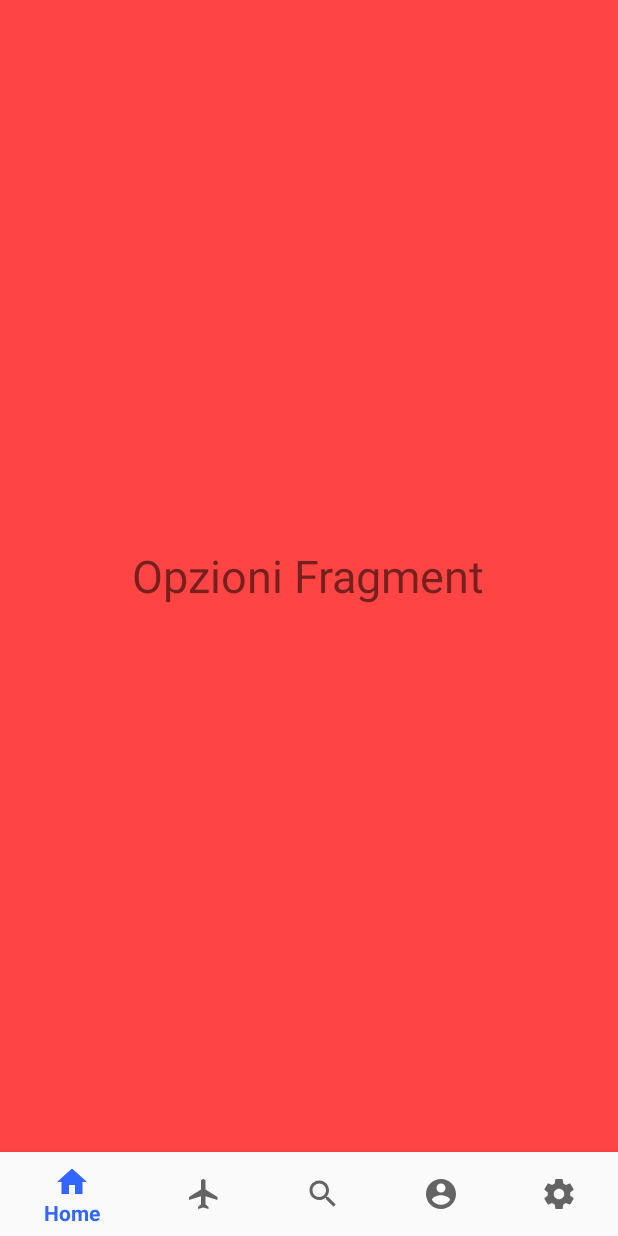
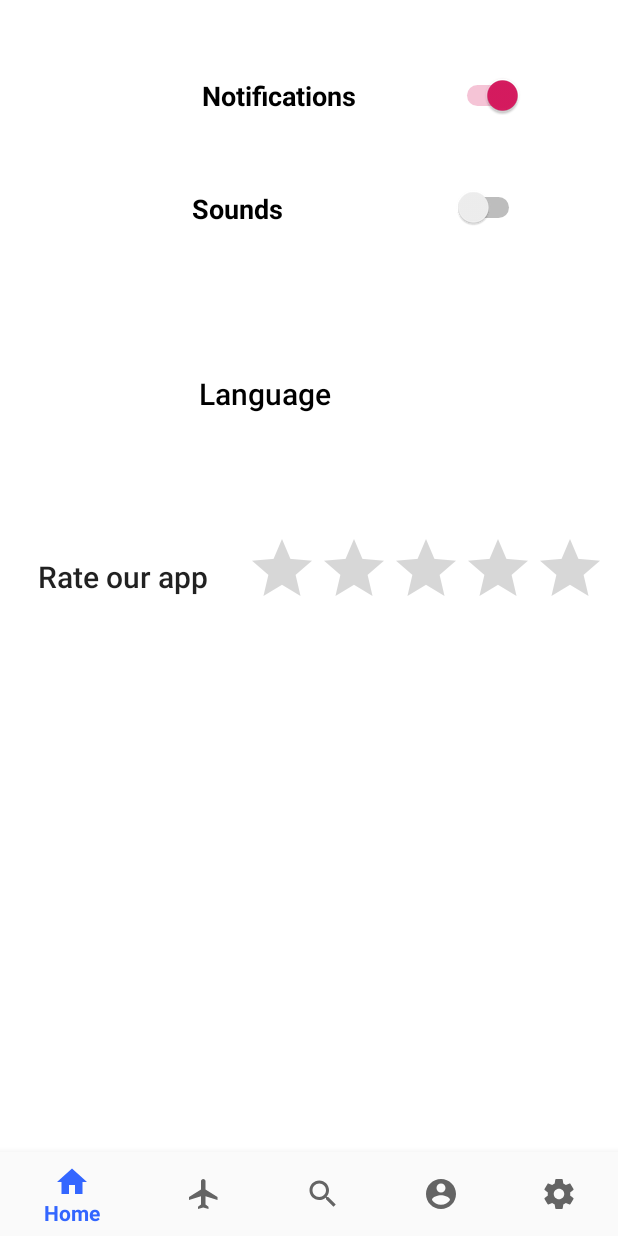
Before and after one commit to PumpkinSoftware/TravelMate, an Android app: the fragment OpzioniFragment placed in its activity, on a phone screen of 412 x 824 dp. Run offline under Robolectric (Android 15) with nearby library versions, the phone set to English and light mode, and no system bars.

Commit message:
Add switch buttons for notifications & Sounds, Add rate our app

```diff
--- a/App/app/src/main/res/layout/fragment_opzioni.xml
+++ b/App/app/src/main/res/layout/fragment_opzioni.xml
@@ -1,14 +1,123 @@
 <?xml version="1.0" encoding="utf-8"?>
-<RelativeLayout xmlns:android="http://schemas.android.com/apk/res/android"
+<android.support.constraint.ConstraintLayout xmlns:android="http://schemas.android.com/apk/res/android"
+    xmlns:app="http://schemas.android.com/apk/res-auto"
+    xmlns:tools="http://schemas.android.com/tools"
     android:layout_width="match_parent"
     android:layout_height="match_parent"
-    android:background="@android:color/holo_red_light">
+    android:background="@android:color/white">
+
+    <Switch
+        android:id="@+id/notifications_switch"
+        android:layout_width="wrap_content"
+        android:layout_height="wrap_content"
+        android:layout_marginStart="8dp"
+        android:layout_marginTop="8dp"
+        android:layout_marginEnd="8dp"
+        android:layout_marginBottom="8dp"
+        android:checked="true"
+        android:showText="false"
+        app:layout_constraintBottom_toTopOf="@+id/textView"
+        app:layout_constraintEnd_toEndOf="parent"
+        app:layout_constraintStart_toEndOf="@+id/textView6"
+        app:layout_constraintTop_toTopOf="parent" />
 
     <TextView
+        android:id="@+id/textView6"
         android:layout_width="wrap_content"
         android:layout_height="wrap_content"
-        android:text="Opzioni Fragment"
-        android:textSize="30sp"
-        android:layout_centerInParent="true"/>
+        android:layout_marginStart="8dp"
+        android:layout_marginTop="8dp"
+        android:layout_marginEnd="8dp"
+        android:layout_marginBottom="8dp"
+        android:text="Notifications"
+        android:textAppearance="@style/TextAppearance.AppCompat.Medium"
+        android:textColor="@android:color/black"
+        android:textStyle="bold"
+        app:layout_constraintBottom_toTopOf="@+id/textView"
+        app:layout_constraintEnd_toEndOf="parent"
+        app:layout_constraintHorizontal_bias="0.431"
+        app:layout_constraintStart_toStartOf="parent"
+        app:layout_constraintTop_toTopOf="parent" />
 
-</RelativeLayout>
+    <TextView
+        android:id="@+id/textView"
+        android:layout_width="wrap_content"
+        android:layout_height="wrap_content"
+        android:layout_marginStart="8dp"
+        android:layout_marginTop="8dp"
+        android:layout_marginEnd="8dp"
+        android:layout_marginBottom="8dp"
+        android:text="Sounds"
+        android:textAppearance="@style/TextAppearance.AppCompat.Medium"
+        android:textColor="@android:color/black"
+        android:textStyle="bold"
+        app:layout_constraintBottom_toBottomOf="@+id/textView3"
+        app:layout_constraintEnd_toEndOf="@+id/textView6"
+        app:layout_constraintHorizontal_bias="0.748"
+        app:layout_constraintStart_toStartOf="parent"
+        app:layout_constraintTop_toTopOf="parent"
+        app:layout_constraintVertical_bias="0.505" />
+
+    <TextView
+        android:id="@+id/textView3"
+        android:layout_width="wrap_content"
+        android:layout_height="wrap_content"
+        android:layout_marginStart="8dp"
+        android:layout_marginTop="8dp"
+        android:layout_marginEnd="8dp"
+        android:layout_marginBottom="8dp"
+        android:text="Language"
+        android:textAppearance="@style/TextAppearance.AppCompat.Title"
+        android:textColor="@android:color/black"
+        app:layout_constraintBottom_toBottomOf="parent"
+        app:layout_constraintEnd_toEndOf="parent"
+        app:layout_constraintHorizontal_bias="0.405"
+        app:layout_constraintStart_toStartOf="parent"
+        app:layout_constraintTop_toTopOf="parent"
+        app:layout_constraintVertical_bias="0.332" />
+
+    <Switch
+        android:id="@+id/sounds_switch"
+        android:layout_width="wrap_content"
+        android:layout_height="wrap_content"
+        android:layout_marginStart="8dp"
+        android:layout_marginTop="8dp"
+        android:layout_marginEnd="8dp"
+        android:layout_marginBottom="8dp"
+        app:layout_constraintBottom_toBottomOf="@+id/textView3"
+        app:layout_constraintEnd_toEndOf="parent"
+        app:layout_constraintHorizontal_bias="0.659"
+        app:layout_constraintStart_toEndOf="@+id/textView"
+        app:layout_constraintTop_toTopOf="parent" />
+
+    <TextView
+        android:id="@+id/textView4"
+        android:layout_width="wrap_content"
+        android:layout_height="wrap_content"
+        android:layout_marginStart="8dp"
+        android:layout_marginTop="8dp"
+        android:layout_marginEnd="8dp"
+        android:layout_marginBottom="8dp"
+        android:text="Rate our app"
+        android:textAppearance="@style/TextAppearance.AppCompat.Title"
+        app:layout_constraintBottom_toBottomOf="parent"
+        app:layout_constraintEnd_toStartOf="@+id/ratingBar"
+        app:layout_constraintStart_toStartOf="parent"
+        app:layout_constraintTop_toTopOf="parent" />
+
+    <RatingBar
+        android:id="@+id/ratingBar"
+        android:layout_width="wrap_content"
+        android:layout_height="wrap_content"
+        android:layout_marginStart="8dp"
+        android:layout_marginTop="8dp"
+        android:layout_marginEnd="8dp"
+        android:layout_marginBottom="8dp"
+        android:clickable="true"
+        app:layout_constraintBottom_toBottomOf="parent"
+        app:layout_constraintEnd_toEndOf="parent"
+        app:layout_constraintHorizontal_bias="1.0"
+        app:layout_constraintStart_toStartOf="parent"
+        app:layout_constraintTop_toTopOf="parent" />
+
+</android.support.constraint.ConstraintLayout>
```
